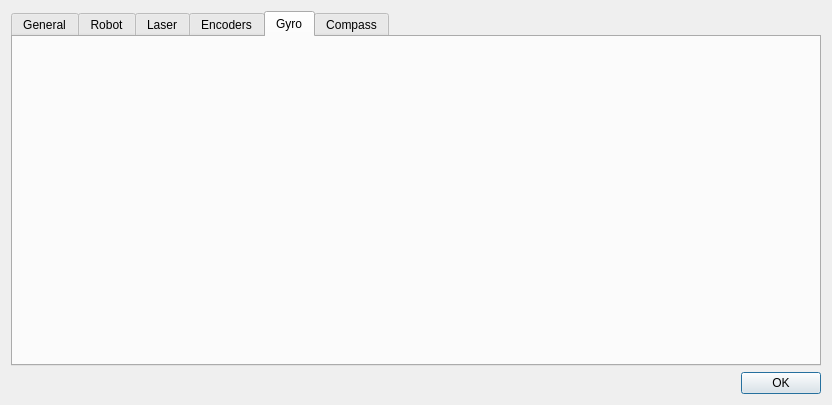
Before: the Qt Designer form src/ui/settings_dialog.ui in kam3k/MSL-Simulator, drawn with Qt 5.
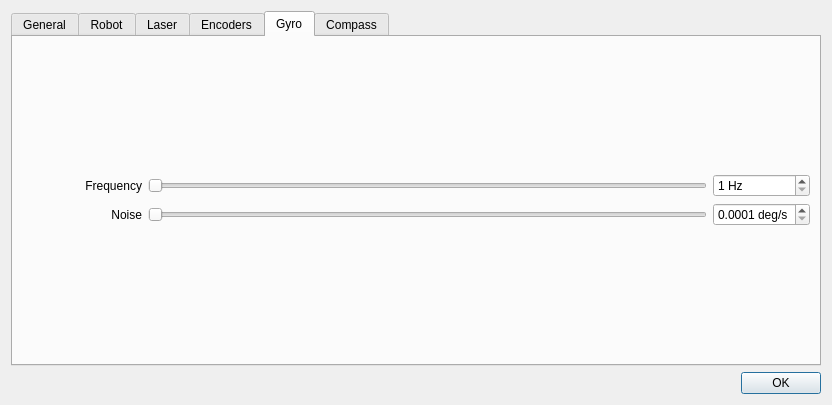
After: the same form once the commit is applied. The open tabs and pages were chosen to show the change.

Commit message: Added compass by pressing 'c'.

Patch:
```diff
--- a/src/ui/settings_dialog.ui
+++ b/src/ui/settings_dialog.ui
@@ -1229,6 +1229,136 @@
       <attribute name="title">
        <string>Gyro</string>
       </attribute>
+      <layout class="QGridLayout" name="gridLayout_11">
+       <item row="0" column="0">
+        <layout class="QGridLayout" name="gridLayout_10">
+         <item row="1" column="2">
+          <widget class="QSpinBox" name="gyro_freq_box">
+           <property name="suffix">
+            <string> Hz</string>
+           </property>
+           <property name="minimum">
+            <number>1</number>
+           </property>
+           <property name="maximum">
+            <number>100</number>
+           </property>
+          </widget>
+         </item>
+         <item row="1" column="0">
+          <widget class="QLabel" name="label_15">
+           <property name="minimumSize">
+            <size>
+             <width>120</width>
+             <height>0</height>
+            </size>
+           </property>
+           <property name="maximumSize">
+            <size>
+             <width>120</width>
+             <height>16777215</height>
+            </size>
+           </property>
+           <property name="font">
+            <font>
+             <pointsize>9</pointsize>
+            </font>
+           </property>
+           <property name="text">
+            <string>Frequency</string>
+           </property>
+           <property name="alignment">
+            <set>Qt::AlignRight|Qt::AlignTrailing|Qt::AlignVCenter</set>
+           </property>
+          </widget>
+         </item>
+         <item row="1" column="1">
+          <widget class="QSlider" name="gyro_freq_slider">
+           <property name="minimum">
+            <number>1</number>
+           </property>
+           <property name="maximum">
+            <number>100</number>
+           </property>
+           <property name="orientation">
+            <enum>Qt::Horizontal</enum>
+           </property>
+           <property name="invertedAppearance">
+            <bool>false</bool>
+           </property>
+           <property name="invertedControls">
+            <bool>false</bool>
+           </property>
+          </widget>
+         </item>
+         <item row="2" column="2">
+          <widget class="QDoubleSpinBox" name="gyro_noise_box">
+           <property name="suffix">
+            <string> deg/s</string>
+           </property>
+           <property name="decimals">
+            <number>4</number>
+           </property>
+           <property name="minimum">
+            <double>0.000100000000000</double>
+           </property>
+           <property name="maximum">
+            <double>0.100000000000000</double>
+           </property>
+           <property name="singleStep">
+            <double>0.001000000000000</double>
+           </property>
+          </widget>
+         </item>
+         <item row="2" column="1">
+          <widget class="QSlider" name="gyro_noise_slider">
+           <property name="minimum">
+            <number>1</number>
+           </property>
+           <property name="maximum">
+            <number>1000</number>
+           </property>
+           <property name="orientation">
+            <enum>Qt::Horizontal</enum>
+           </property>
+           <property name="invertedAppearance">
+            <bool>false</bool>
+           </property>
+           <property name="invertedControls">
+            <bool>false</bool>
+           </property>
+          </widget>
+         </item>
+         <item row="2" column="0">
+          <widget class="QLabel" name="label_19">
+           <property name="minimumSize">
+            <size>
+             <width>120</width>
+             <height>0</height>
+            </size>
+           </property>
+           <property name="maximumSize">
+            <size>
+             <width>120</width>
+             <height>16777215</height>
+            </size>
+           </property>
+           <property name="font">
+            <font>
+             <pointsize>9</pointsize>
+            </font>
+           </property>
+           <property name="text">
+            <string>Noise</string>
+           </property>
+           <property name="alignment">
+            <set>Qt::AlignRight|Qt::AlignTrailing|Qt::AlignVCenter</set>
+           </property>
+          </widget>
+         </item>
+        </layout>
+       </item>
+      </layout>
      </widget>
      <widget class="QWidget" name="compass_tab">
       <attribute name="title">
```
Left out of the diff: 73 changed lines with no effect on the pictures. The commit also changes 2 other files.
